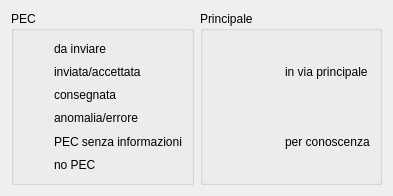
This is src/com/axiastudio/suite/protocollo/forms/legendascrivania.ui in tizianolattisi/suitegda as Qt 5 draws it before an edit. The edited form follows.
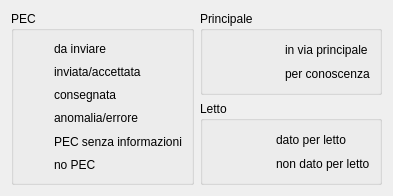
This is the edited form. Icons and pictures are not drawn.

Commit message: Creazione interfaccia per la gestione univoca di soggetti e soggetti riservati (PEC, indirizzo e referente, ecc.) Aggiuinta altri dati su info Protocollo

Patch:
```diff
--- a/src/com/axiastudio/suite/protocollo/forms/legendascrivania.ui
+++ b/src/com/axiastudio/suite/protocollo/forms/legendascrivania.ui
@@ -13,51 +13,8 @@
   <property name="windowTitle">
    <string>Legenda</string>
   </property>
-  <layout class="QGridLayout" name="gridLayout_3">
-   <item row="0" column="1">
-    <widget class="QGroupBox" name="groupBox_2">
-     <property name="title">
-      <string>Principale</string>
-     </property>
-     <layout class="QGridLayout" name="gridLayout_2">
-      <item row="1" column="1">
-       <widget class="QLabel" name="label_12">
-        <property name="text">
-         <string>per conoscenza</string>
-        </property>
-       </widget>
-      </item>
-      <item row="0" column="0">
-       <widget class="QLabel" name="label_9">
-        <property name="text">
-         <string/>
-        </property>
-        <property name="pixmap">
-         <pixmap>classpath:com/axiastudio/suite/resources/star.png</pixmap>
-        </property>
-       </widget>
-      </item>
-      <item row="0" column="1">
-       <widget class="QLabel" name="label_10">
-        <property name="text">
-         <string>in via principale</string>
-        </property>
-       </widget>
-      </item>
-      <item row="1" column="0">
-       <widget class="QLabel" name="label_11">
-        <property name="text">
-         <string/>
-        </property>
-        <property name="pixmap">
-         <pixmap>classpath:com/axiastudio/suite/resources/bullet_black.png</pixmap>
-        </property>
-       </widget>
-      </item>
-     </layout>
-    </widget>
-   </item>
-   <item row="0" column="0">
+  <layout class="QGridLayout" name="gridLayout_4">
+   <item row="0" column="0" rowspan="2">
     <widget class="QGroupBox" name="groupBox">
      <property name="title">
       <string>PEC</string>
@@ -168,6 +125,92 @@
      </layout>
     </widget>
    </item>
+   <item row="0" column="1">
+    <widget class="QGroupBox" name="groupBox_2">
+     <property name="title">
+      <string>Principale</string>
+     </property>
+     <layout class="QGridLayout" name="gridLayout_2">
+      <item row="1" column="1">
+       <widget class="QLabel" name="label_12">
+        <property name="text">
+         <string>per conoscenza</string>
+        </property>
+       </widget>
+      </item>
+      <item row="0" column="0">
+       <widget class="QLabel" name="label_9">
+        <property name="text">
+         <string/>
+        </property>
+        <property name="pixmap">
+         <pixmap>classpath:com/axiastudio/suite/resources/star.png</pixmap>
+        </property>
+       </widget>
+      </item>
+      <item row="0" column="1">
+       <widget class="QLabel" name="label_10">
+        <property name="text">
+         <string>in via principale</string>
+        </property>
+       </widget>
+      </item>
+      <item row="1" column="0">
+       <widget class="QLabel" name="label_11">
+        <property name="text">
+         <string/>
+        </property>
+        <property name="pixmap">
+         <pixmap>classpath:com/axiastudio/suite/resources/bullet_black.png</pixmap>
+        </property>
+       </widget>
+      </item>
+     </layout>
+    </widget>
+   </item>
+   <item row="1" column="1">
+    <widget class="QGroupBox" name="groupBox_3">
+     <property name="title">
+      <string>Letto</string>
+     </property>
+     <layout class="QGridLayout" name="gridLayout_3">
+      <item row="1" column="1">
+       <widget class="QLabel" name="label_13">
+        <property name="text">
+         <string>non dato per letto</string>
+        </property>
+       </widget>
+      </item>
+      <item row="0" column="0">
+       <widget class="QLabel" name="label_14">
+        <property name="text">
+         <string/>
+        </property>
+        <property name="pixmap">
+         <pixmap>classpath:com/axiastudio/suite/resources/star.png</pixmap>
+        </property>
+       </widget>
+      </item>
+      <item row="0" column="1">
+       <widget class="QLabel" name="label_15">
+        <property name="text">
+         <string>dato per letto</string>
+        </property>
+       </widget>
+      </item>
+      <item row="1" column="0">
+       <widget class="QLabel" name="label_16">
+        <property name="text">
+         <string/>
+        </property>
+        <property name="pixmap">
+         <pixmap>classpath:com/axiastudio/suite/resources/bullet_black.png</pixmap>
+        </property>
+       </widget>
+      </item>
+     </layout>
+    </widget>
+   </item>
   </layout>
  </widget>
  <resources/>
```
The commit also changes 6 other files.
